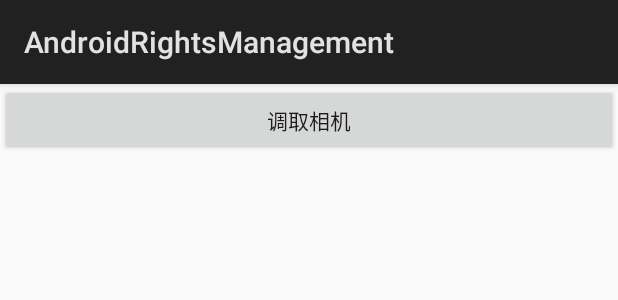
After one commit to HLQ-Struggle/AndroidRightsManagement, an Android app: the layout activity_rx_permissions.xml on its own in the app's theme, with its tools: preview values and no code run, on a phone screen of 412 x 824 dp. The commit adds this screen. Shown: the top 300 px of the screen. Run offline under Robolectric (Android 15) with nearby library versions, the phone set to English and light mode, and no system bars.

Commit message:
1.add RxPremission use

```diff
--- a/app/build.gradle
+++ b/app/build.gradle
@@ -25,6 +25,10 @@ dependencies {
         exclude group: 'com.android.support', module: 'support-annotations'
     })
     compile 'com.android.support.constraint:constraint-layout:1.0.1'
+    compile 'com.android.support:support-v4:23.0.1'
+    compile 'com.android.support:appcompat-v7:23.0.1'
     testCompile 'junit:junit:4.12'
-    compile 'com.android.support:support-v4:+'
+    compile 'io.reactivex.rxjava2:rxandroid:2.0.1'
+    compile 'io.reactivex.rxjava2:rxjava:2.0.5'
+    compile 'com.tbruyelle.rxpermissions2:rxpermissions:0.9.3@aar'
 }
--- a/app/src/main/AndroidManifest.xml
+++ b/app/src/main/AndroidManifest.xml
@@ -21,6 +21,8 @@
         </activity>
         <activity android:name=".hongcheng.HongChengActivity1"/>
         <activity android:name=".hongcheng.HongChengActivity2"/>
+        <activity android:name=".rxpermissions.RxPermissionsActivity">
+        </activity>
     </application>
 
 </manifest>
--- a/app/src/main/java/cn/hlq/androidrightsmanagement/hongcheng/HongChengActivity1.java
+++ b/app/src/main/java/cn/hlq/androidrightsmanagement/hongcheng/HongChengActivity1.java
@@ -8,6 +8,7 @@ import android.net.Uri;
 import android.os.Bundle;
 import android.support.v4.app.ActivityCompat;
 import android.support.v4.content.ContextCompat;
+import android.util.Log;
 import android.view.View;
 import android.widget.Toast;
 
@@ -52,6 +53,7 @@ public class HongChengActivity1 extends Activity {
     @Override
     public void onRequestPermissionsResult(int requestCode, String[] permissions, int[] grantResults) {
         super.onRequestPermissionsResult(requestCode, permissions, grantResults);
+        Log.e("HLQ_Struggle", "请求码：" + requestCode);
         if (requestCode == CALL_PHONE_REQUEST_CODE) {
             if (grantResults != null && grantResults[0] == PackageManager.PERMISSION_GRANTED) {
                 // Permission Granted
--- a/app/src/main/java/cn/hlq/androidrightsmanagement/hongcheng/HongChengActivity2.java
+++ b/app/src/main/java/cn/hlq/androidrightsmanagement/hongcheng/HongChengActivity2.java
@@ -6,6 +6,7 @@ import android.content.Intent;
 import android.net.Uri;
 import android.os.Bundle;
 import android.support.annotation.NonNull;
+import android.util.Log;
 import android.view.View;
 import android.widget.Toast;
 
@@ -19,7 +20,7 @@ import cn.hlq.androidrightsmanagement.hongcheng.permission.PermissionSucceed;
  */
 public class HongChengActivity2 extends Activity {
 
-    private static final int CALL_PHONR_REQUEST_CODE = 0 * 0011;
+    private static final int CALL_PHONR_REQUEST_CODE = 0x0011;
 
     @Override
     protected void onCreate(Bundle savedInstanceState) {
@@ -52,6 +53,8 @@ public class HongChengActivity2 extends Activity {
     @Override
     public void onRequestPermissionsResult(int requestCode, @NonNull String[] permissions, @NonNull int[] grantResults) {
         super.onRequestPermissionsResult(requestCode, permissions, grantResults);
+        Log.e("HLQ_Struggle", "=====================>CALL_PHONR_REQUEST_CODE：" + CALL_PHONR_REQUEST_CODE);
+        Log.e("HLQ_Struggle", "=====================>请求码：" + requestCode);
         PermissionHelper.requestPermissionsResult(this, requestCode, permissions);
     }
 }
--- a/app/src/main/java/cn/hlq/androidrightsmanagement/hongcheng/permission/PermissionHelper.java
+++ b/app/src/main/java/cn/hlq/androidrightsmanagement/hongcheng/permission/PermissionHelper.java
@@ -94,7 +94,7 @@ public class PermissionHelper {
             return;
         }
         // 大于等于6.0 判断权限是否授予
-        // 获取用户拒绝的权限
+        // 获取用户拒绝的权限 检测权限
         List<String> deniedPermissions = PermissionUtils.getDeniedPermissions(mObject, mRequestPermission);
         // 权限被授予 反射获取执行方法
         if (deniedPermissions.size() == 0) {
@@ -116,7 +116,6 @@ public class PermissionHelper {
     public static void requestPermissionsResult(Object object, int requestCode, String[] permissions) {
         // 再次获取用户拒绝的权限
         List<String> deniedPermissions = PermissionUtils.getDeniedPermissions(object, permissions);
-
         if (deniedPermissions.size() == 0) {
             // 用户已授权申请的权限
             PermissionUtils.executeSucceedMethod(object, requestCode);
--- a/app/src/main/res/layout/activity_hong_cheng1.xml
+++ b/app/src/main/res/layout/activity_hong_cheng1.xml
@@ -5,18 +5,19 @@
     android:layout_width="match_parent"
     android:layout_height="match_parent"
     android:orientation="vertical"
+    android:padding="15dp"
     tools:context="cn.hlq.androidrightsmanagement.hongcheng.HongChengActivity1">
 
     <Button
         android:layout_width="match_parent"
         android:layout_height="wrap_content"
         android:onClick="phoneClick"
-        android:text="拨打电话"/>
+        android:text="第一个例子-拨打电话"/>
 
     <Button
         android:id="@+id/id_call"
         android:layout_width="match_parent"
         android:layout_height="wrap_content"
-        android:text="拨电话-114"/>
+        android:text="权限管理封装框架-拨电话-114"/>
 
 </LinearLayout>
--- /dev/null
+++ b/app/src/main/res/layout/activity_rx_permissions.xml
@@ -0,0 +1,15 @@
+<?xml version="1.0" encoding="utf-8"?>
+<LinearLayout
+    xmlns:android="http://schemas.android.com/apk/res/android"
+    xmlns:tools="http://schemas.android.com/tools"
+    android:layout_width="match_parent"
+    android:layout_height="match_parent"
+    tools:context="cn.hlq.androidrightsmanagement.rxpermissions.RxPermissionsActivity">
+
+    <Button
+        android:id="@+id/id_rx"
+        android:layout_width="match_parent"
+        android:layout_height="wrap_content"
+        android:text="调取相机"/>
+
+</LinearLayout>
```
Also changed, not shown: app/src/main/java/cn/hlq/androidrightsmanagement/MainActivity.java (+9 -1 lines), app/src/main/java/cn/hlq/androidrightsmanagement/hongcheng/permission/PermissionUtils.java (+31 -30 lines), app/src/main/java/cn/hlq/androidrightsmanagement/rxpermissions/RxPermissionsActivity.java (added, +50 -0 lines), app/src/main/res/layout/activity_main.xml (+7 -0 lines).
